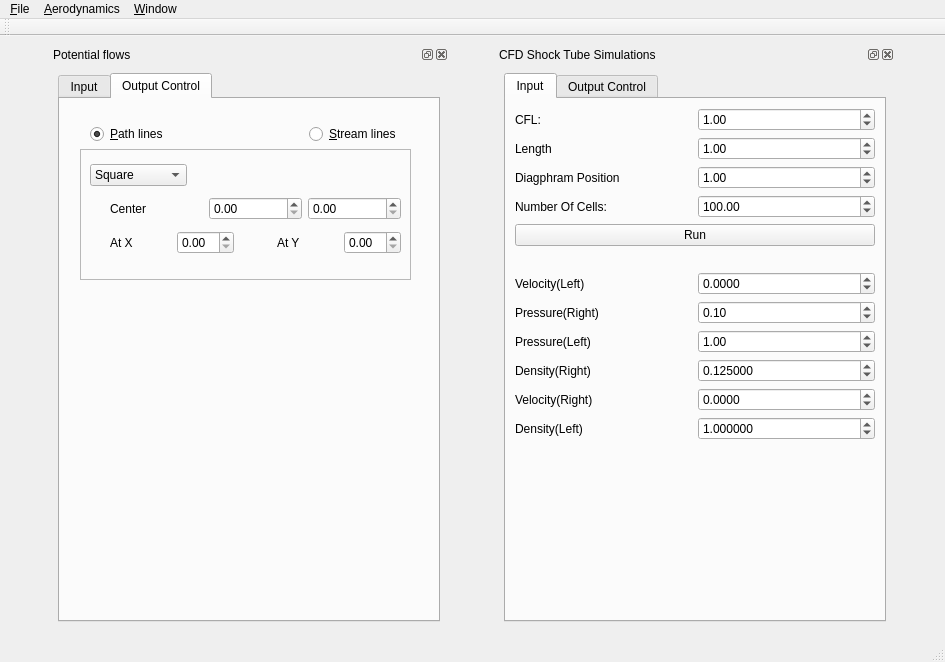
This is ui/mainwindow.ui in devakumar/EduAerospace as Qt 5 draws it before an edit. The edited form follows.
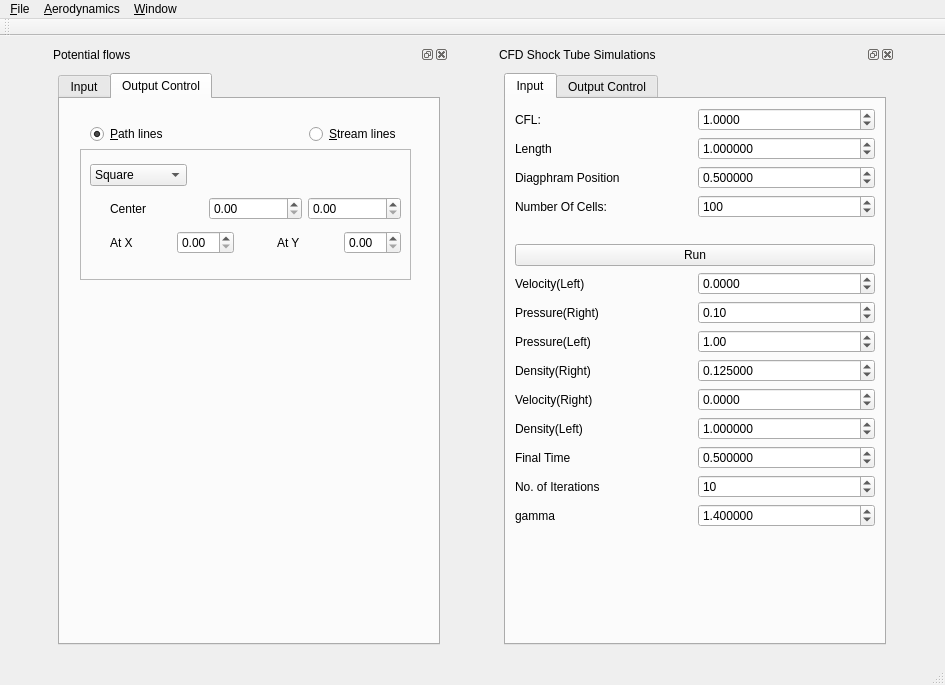
This is the edited form. The open tabs and pages were chosen to show the change.

Commit message: Sucessfully plotted the basic results in Plot window

Patch:
```diff
--- a/ui/mainwindow.ui
+++ b/ui/mainwindow.ui
@@ -696,7 +696,7 @@
         <property name="minimumSize">
          <size>
           <width>400</width>
-          <height>504</height>
+          <height>609</height>
          </size>
         </property>
         <property name="maximumSize">
@@ -774,7 +774,7 @@
                 <item>
                  <widget class="QDoubleSpinBox" name="doubleSpinBox_CFL">
                   <property name="decimals">
-                   <number>2</number>
+                   <number>4</number>
                   </property>
                   <property name="minimum">
                    <double>0.000000000000000</double>
@@ -806,6 +806,9 @@
                 </item>
                 <item>
                  <widget class="QDoubleSpinBox" name="doubleSpinBox_cfdLength">
+                  <property name="decimals">
+                   <number>6</number>
+                  </property>
                   <property name="minimum">
                    <double>0.000000000000000</double>
                   </property>
@@ -836,6 +839,9 @@
                 </item>
                 <item>
                  <widget class="QDoubleSpinBox" name="doubleSpinBox_cfdDiphrmPostn">
+                  <property name="decimals">
+                   <number>6</number>
+                  </property>
                   <property name="minimum">
                    <double>0.000000000000000</double>
                   </property>
@@ -846,7 +852,7 @@
                    <double>1.000000000000000</double>
                   </property>
                   <property name="value">
-                   <double>1.000000000000000</double>
+                   <double>0.500000000000000</double>
                   </property>
                  </widget>
                 </item>
@@ -866,6 +872,9 @@
                 </item>
                 <item>
                  <widget class="QDoubleSpinBox" name="doubleSpinBox_cfdcellNum">
+                  <property name="decimals">
+                   <number>0</number>
+                  </property>
                   <property name="minimum">
                    <double>1.000000000000000</double>
                   </property>
@@ -882,13 +891,6 @@
                 </item>
                </layout>
               </item>
-              <item>
-               <widget class="QPushButton" name="pushButton_cfdSimulate">
-                <property name="text">
-                 <string>Run</string>
-                </property>
-               </widget>
-              </item>
               <item>
                <spacer name="horizontalSpacer_9">
                 <property name="orientation">
@@ -902,6 +904,13 @@
                 </property>
                </spacer>
               </item>
+              <item>
+               <widget class="QPushButton" name="pushButton_cfdSimulate">
+                <property name="text">
+                 <string>Run</string>
+                </property>
+               </widget>
+              </item>
               <item>
                <layout class="QHBoxLayout" name="horizontalLayout_28">
                 <item>
@@ -1100,6 +1109,105 @@
                 </item>
                </layout>
               </item>
+              <item>
+               <layout class="QHBoxLayout" name="horizontalLayout_48">
+                <item>
+                 <widget class="QLabel" name="label_cfdtf">
+                  <property name="text">
+                   <string>Final Time</string>
+                  </property>
+                  <property name="buddy">
+                   <cstring>doubleSpinBox_cfdDiphrmPostn</cstring>
+                  </property>
+                 </widget>
+                </item>
+                <item>
+                 <widget class="QDoubleSpinBox" name="doubleSpinBox_cfdtf">
+                  <property name="decimals">
+                   <number>6</number>
+                  </property>
+                  <property name="minimum">
+                   <double>0.000000000000000</double>
+                  </property>
+                  <property name="maximum">
+                   <double>1000000000.000000000000000</double>
+                  </property>
+                  <property name="singleStep">
+                   <double>100.000000000000000</double>
+                  </property>
+                  <property name="value">
+                   <double>0.500000000000000</double>
+                  </property>
+                 </widget>
+                </item>
+               </layout>
+              </item>
+              <item>
+               <layout class="QHBoxLayout" name="horizontalLayout_49">
+                <item>
+                 <widget class="QLabel" name="label_cfdDiaphramPosition_18">
+                  <property name="text">
+                   <string>No. of Iterations</string>
+                  </property>
+                  <property name="buddy">
+                   <cstring>doubleSpinBox_cfdDiphrmPostn</cstring>
+                  </property>
+                 </widget>
+                </item>
+                <item>
+                 <widget class="QDoubleSpinBox" name="doubleSpinBox_cfditrf">
+                  <property name="decimals">
+                   <number>0</number>
+                  </property>
+                  <property name="minimum">
+                   <double>0.000000000000000</double>
+                  </property>
+                  <property name="maximum">
+                   <double>1000000000.000000000000000</double>
+                  </property>
+                  <property name="singleStep">
+                   <double>100.000000000000000</double>
+                  </property>
+                  <property name="value">
+                   <double>10.000000000000000</double>
+                  </property>
+                 </widget>
+                </item>
+               </layout>
+              </item>
+              <item>
+               <layout class="QHBoxLayout" name="horizontalLayout_50">
+                <item>
+                 <widget class="QLabel" name="label_cfdDiaphramPosition_19">
+                  <property name="text">
+                   <string>gamma</string>
+                  </property>
+                  <property name="buddy">
+                   <cstring>doubleSpinBox_cfdDiphrmPostn</cstring>
+                  </property>
+                 </widget>
+                </item>
+                <item>
+                 <widget class="QDoubleSpinBox" name="doubleSpinBox_cfdgamma">
+                  <property name="decimals">
+                   <number>6</number>
+                  </property>
+                  <property name="minimum">
+                   <double>0.000000000000000</double>
+                  </property>
+                  <property name="maximum">
+                   <double>1000000000.000000000000000</double>
+                  </property>
+                  <property name="singleStep">
+                   <double>0.100000000000000</double>
+                  </property>
+                  <property name="value">
+                   <double>1.400000000000000</double>
+                  </property>
+                 </widget>
+                </item>
+               </layout>
+              </item>
               <item>
                <spacer name="verticalSpacer_2">
                 <property name="orientation">
```
Left out of the diff: 2 changed lines with no effect on the pictures. The commit also changes 4 other files.
